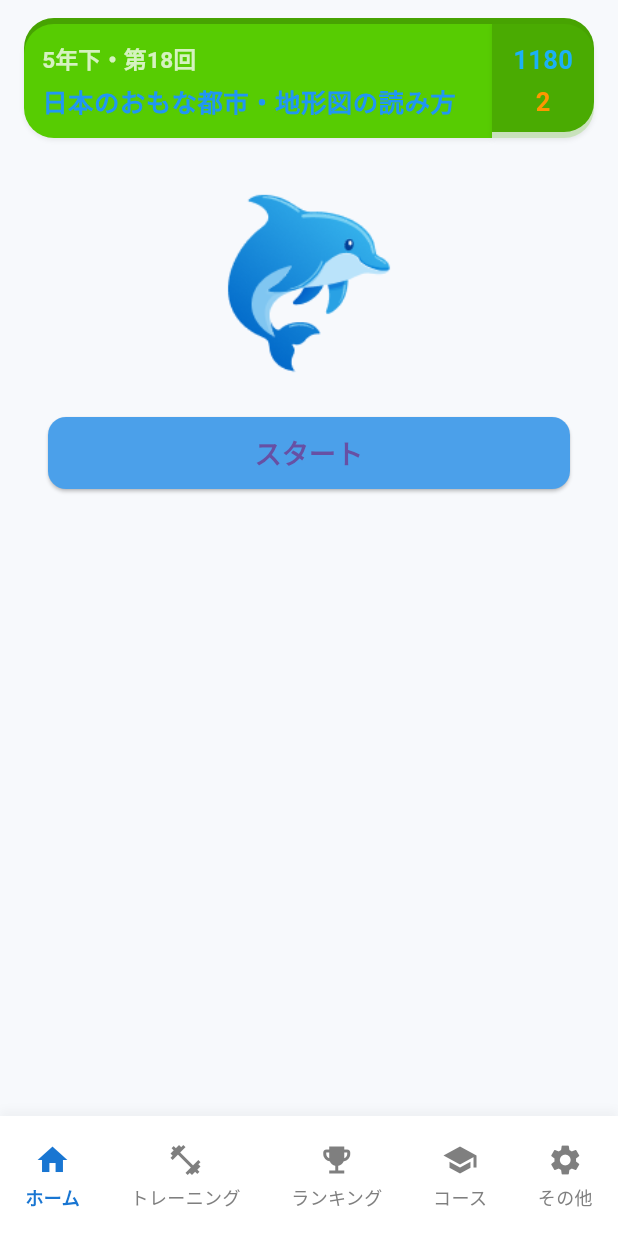
After one commit to nomatake/KiokuNaviApp, a Flutter app: the ChildHomeView screen opened by its route, on a phone screen of 412 x 824 dp. The commit adds this screen. Run offline on Flutter 3.47's test engine with Material 3 defaults, Android fonts, the phone set to English and light mode, and no system bars; our stand-ins replace animated_custom_dropdown, calendar_date_picker2, form_builder_validators, get, getwidget and 1 more; generated files the repository leaves out were written again.

Commit message:
Add ChildHome module with binding, controller, and view; update initial route and app routes for navigation

```diff
--- /dev/null
+++ b/lib/app/modules/home/bindings/child_home_binding.dart
@@ -0,0 +1,12 @@
+import 'package:get/get.dart';
+
+import '../controllers/child_home_controller.dart';
+
+class ChildHomeBinding extends Bindings {
+  @override
+  void dependencies() {
+    Get.lazyPut<ChildHomeController>(
+      () => ChildHomeController(),
+    );
+  }
+}
--- /dev/null
+++ b/lib/app/modules/home/controllers/child_home_controller.dart
@@ -0,0 +1,23 @@
+import 'package:get/get.dart';
+
+class ChildHomeController extends GetxController {
+  //TODO: Implement ChildHomeController
+
+  final count = 0.obs;
+  @override
+  void onInit() {
+    super.onInit();
+  }
+
+  @override
+  void onReady() {
+    super.onReady();
+  }
+
+  @override
+  void onClose() {
+    super.onClose();
+  }
+
+  void increment() => count.value++;
+}
--- /dev/null
+++ b/lib/app/modules/home/views/child_home_view.dart
@@ -0,0 +1,227 @@
+import 'package:flutter/material.dart';
+import 'package:get/get.dart';
+import '../controllers/child_home_controller.dart';
+
+class ChildHomeView extends GetView<ChildHomeController> {
+  const ChildHomeView({super.key});
+
+  @override
+  Widget build(BuildContext context) {
+    return Scaffold(
+      backgroundColor: const Color(0xFFF7F9FC),
+      body: Column(
+        children: [
+          Expanded(
+            child: SafeArea(
+              bottom: false,
+              child: Column(
+                children: [
+                  // Top Section: Profile, Progress, Dolphin Logo
+                  Padding(
+                    padding: const EdgeInsets.symmetric(
+                        horizontal: 16, vertical: 16),
+                    child: Row(
+                      crossAxisAlignment: CrossAxisAlignment.start,
+                      children: [
+                        // Profile/Progress Card (left)
+                        Expanded(
+                          child: Container(
+                            height: 76,
+                            decoration: BoxDecoration(
+                              color: const Color(0xFF57CC02),
+                              borderRadius: const BorderRadius.only(
+                                topLeft: Radius.circular(20),
+                                bottomLeft: Radius.circular(20),
+                              ),
+                              boxShadow: [
+                                BoxShadow(
+                                  color: Colors.black.withOpacity(0.08),
+                                  offset: const Offset(0, 1),
+                                  blurRadius: 2,
+                                ),
+                                const BoxShadow(
+                                  color: Color(0xFF47A302),
+                                  offset: Offset(0, -4),
+                                  blurRadius: 0,
+                                  spreadRadius: 0,
+                                ),
+                              ],
+                            ),
+                            child: Padding(
+                              padding: const EdgeInsets.all(12.0),
+                              child: Column(
+                                crossAxisAlignment: CrossAxisAlignment.start,
+                                mainAxisAlignment: MainAxisAlignment.center,
+                                children: const [
+                                  Text(
+                                    '5年下・第18回',
+                                    style: TextStyle(
+                                      color: Color(0xBFFFFFFF),
+                                      fontWeight: FontWeight.w600,
+                                      fontSize: 15,
+                                    ),
+                                  ),
+                                  SizedBox(height: 4),
+                                  Text(
+                                    '日本のおもな都市・地形図の読み方',
+                                    style: TextStyle(
+                                      color: Color(0xFF2196F3),
+                                      fontWeight: FontWeight.w600,
+                                      fontSize: 17,
+                                    ),
+                                  ),
+                                ],
+                              ),
+                            ),
+                          ),
+                        ),
+                        // Progress/Score Card (right)
+                        Container(
+                          height: 76,
+                          width: 68,
+                          decoration: BoxDecoration(
+                            color: const Color(0xFF57CC02).withOpacity(0.2),
+                            borderRadius: const BorderRadius.only(
+                              topRight: Radius.circular(20),
+                              bottomRight: Radius.circular(20),
+                            ),
+                            boxShadow: [
+                              BoxShadow(
+                                color: Colors.black.withOpacity(0.08),
+                                offset: const Offset(0, 1),
+                                blurRadius: 2,
+                              ),
+                              const BoxShadow(
+                                color: Color(0xFF47A302),
+                                offset: Offset(0, -4),
+                                blurRadius: 0,
+                                spreadRadius: 0,
+                              ),
+                            ],
+                          ),
+                          child: Column(
+                            mainAxisAlignment: MainAxisAlignment.center,
+                            children: const [
+                              Text(
+                                '1180',
+                                style: TextStyle(
+                                  color: Color(0xFF1CB0F6),
+                                  fontWeight: FontWeight.bold,
+                                  fontSize: 17,
+                                ),
+                              ),
+                              SizedBox(height: 4),
+                              Text(
+                                '2',
+                                style: TextStyle(
+                                  color: Color(0xFFFF9600),
+                                  fontWeight: FontWeight.bold,
+                                  fontSize: 17,
+                                ),
+                              ),
+                            ],
+                          ),
+                        ),
+                      ],
+                    ),
+                  ),
+                  // Dolphin Logo (centered)
+                  Padding(
+                    padding: const EdgeInsets.symmetric(vertical: 16),
+                    child: SizedBox(
+                      height: 130,
+                      width: 130,
+                      child: Image.asset('assets/images/logo.png'),
+                    ),
+                  ),
+                  // Start Button
+                  Padding(
+                    padding:
+                        const EdgeInsets.symmetric(horizontal: 32, vertical: 8),
+                    child: ElevatedButton(
+                      style: ElevatedButton.styleFrom(
+                        backgroundColor: const Color(0xFF4BA0EA),
+                        minimumSize: const Size.fromHeight(48),
+                        shape: RoundedRectangleBorder(
+                          borderRadius: BorderRadius.circular(12),
+                        ),
+                      ),
+                      onPressed: () {},
+                      child: const Text(
+                        'スタート',
+                        style: TextStyle(
+                          fontWeight: FontWeight.w600,
+                          fontSize: 18,
+                        ),
+                      ),
+                    ),
+                  ),
+                  const Spacer(),
+                ],
+              ),
+            ),
+          ),
+          // Bottom Navigation Bar (custom)
+          SafeArea(
+            top: false,
+            child: Container(
+              height: 80,
+              width: double.infinity,
+              decoration: const BoxDecoration(
+                color: Colors.white,
+                boxShadow: [
+                  BoxShadow(
+                    color: Color(0x08000000),
+                    offset: Offset(0, -4),
+                    blurRadius: 4,
+                  ),
+                ],
+              ),
+              child: Row(
+                mainAxisAlignment: MainAxisAlignment.spaceAround,
+                children: const [
+                  _NavBarItem(label: 'ホーム', icon: Icons.home, selected: true),
+                  _NavBarItem(label: 'トレーニング', icon: Icons.fitness_center),
+                  _NavBarItem(label: 'ランキング', icon: Icons.emoji_events),
+                  _NavBarItem(label: 'コース', icon: Icons.school),
+                  _NavBarItem(label: 'その他', icon: Icons.settings),
+                ],
+              ),
+            ),
+          ),
+        ],
+      ),
+    );
+  }
+}
+
+class _NavBarItem extends StatelessWidget {
+  final String label;
+  final IconData icon;
+  final bool selected;
+  const _NavBarItem(
+      {required this.label,
+      required this.icon,
+      this.selected = false,
+      Key? key})
+      : super(key: key);
+
+  @override
+  Widget build(BuildContext context) {
+    return Column(
+      mainAxisAlignment: MainAxisAlignment.center,
+      children: [
+        Icon(icon, color: selected ? Color(0xFF1976D2) : Color(0xFF7F7F7F)),
+        const SizedBox(height: 4),
+        Text(
+          label,
+          style: TextStyle(
+            color: selected ? Color(0xFF1976D2) : Color(0xFF7F7F7F),
+            fontWeight: selected ? FontWeight.bold : FontWeight.normal,
+            fontSize: 12,
+          ),
+        ),
+      ],
+    );
+  }
+}
--- a/lib/app/routes/app_pages.dart
+++ b/lib/app/routes/app_pages.dart
@@ -11,6 +11,8 @@ import '../modules/auth/views/root_screen_view.dart';
 import '../modules/tutorial/bindings/tutorial_binding.dart';
 import '../modules/tutorial/views/tutorial_view.dart';
 import '../modules/tutorial/views/tutorial_two_view.dart';
+import '../modules/home/bindings/child_home_binding.dart';
+import '../modules/home/views/child_home_view.dart';
 
 part 'app_routes.dart';
 
@@ -60,5 +62,10 @@ class AppPages {
       page: () => const TutorialTwoView(),
       binding: TutorialBinding(),
     ),
+    GetPage(
+      name: _Paths.CHILD_HOME,
+      page: () => const ChildHomeView(),
+      binding: ChildHomeBinding(),
+    ),
   ];
 }
--- a/lib/app/routes/app_routes.dart
+++ b/lib/app/routes/app_routes.dart
@@ -12,6 +12,7 @@ abstract class Routes {
   static const FORGOT_PASSWORD = _Paths.FORGOT_PASSWORD;
   static const TUTORIAL = _Paths.TUTORIAL;
   static const TUTORIAL_TWO = _Paths.TUTORIAL_TWO;
+  static const CHILD_HOME = _Paths.CHILD_HOME;
 }
 
 abstract class _Paths {
@@ -25,4 +26,5 @@ abstract class _Paths {
   static const FORGOT_PASSWORD = '/auth/forgot-password';
   static const TUTORIAL = '/tutorial';
   static const TUTORIAL_TWO = '/tutorial/two';
+  static const CHILD_HOME = '/home/child';
 }
```
